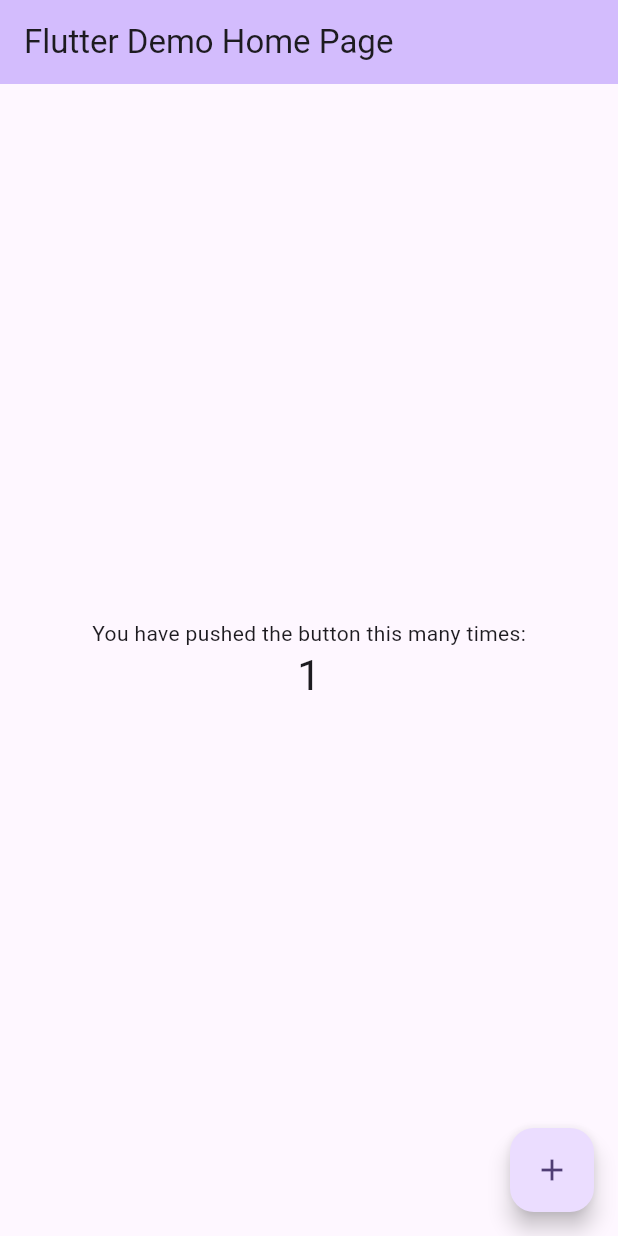
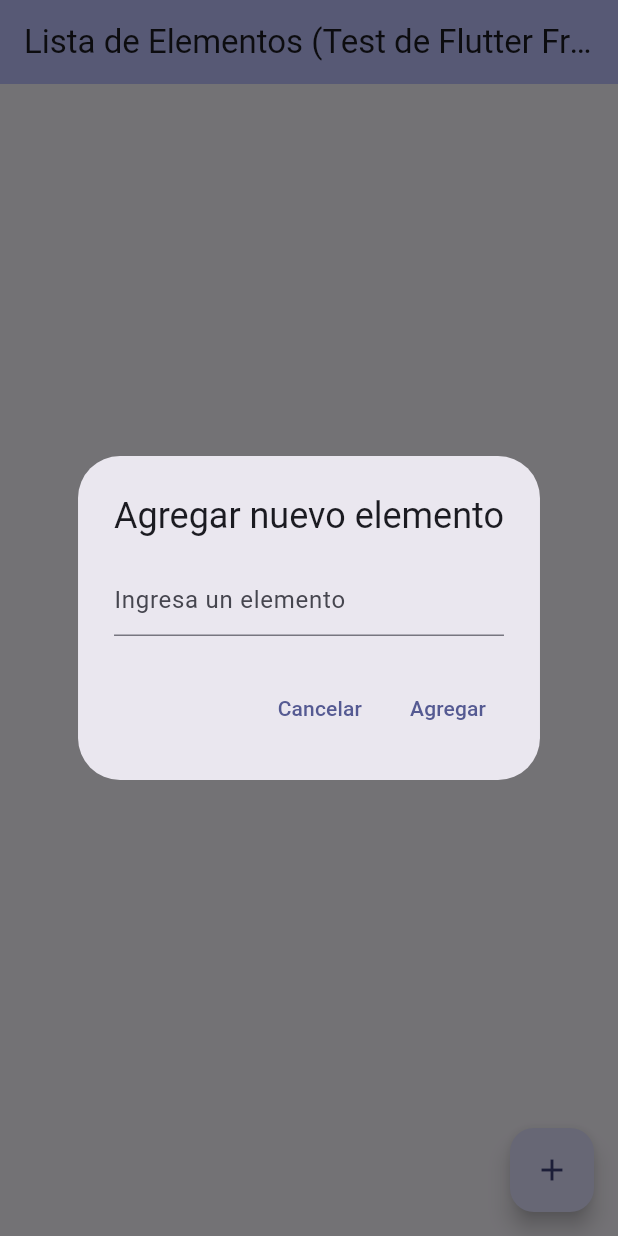
Before and after one commit to Magaca78/ClassCompass_SoftwareIII, a Flutter app: the screen it shows after launch, after a tap on the "add" icon, on a phone screen of 412 x 824 dp. Run offline on Flutter 3.47's test engine with Material 3 defaults, Android fonts, the phone set to English and light mode, and no system bars.

Commit message:
Prueba rapida de flutter (Primer contacto con el framewrok)

```diff
--- a/lib/main.dart
+++ b/lib/main.dart
@@ -7,46 +7,21 @@ void main() {
 class MyApp extends StatelessWidget {
   const MyApp({super.key});
 
-  // This widget is the root of your application.
   @override
   Widget build(BuildContext context) {
     return MaterialApp(
       title: 'Flutter Demo',
       theme: ThemeData(
-        // This is the theme of your application.
-        //
-        // TRY THIS: Try running your application with "flutter run". You'll see
-        // the application has a purple toolbar. Then, without quitting the app,
-        // try changing the seedColor in the colorScheme below to Colors.green
-        // and then invoke "hot reload" (save your changes or press the "hot
-        // reload" button in a Flutter-supported IDE, or press "r" if you used
-        // the command line to start the app).
-        //
-        // Notice that the counter didn't reset back to zero; the application
-        // state is not lost during the reload. To reset the state, use hot
-        // restart instead.
-        //
-        // This works for code too, not just values: Most code changes can be
-        // tested with just a hot reload.
-        colorScheme: ColorScheme.fromSeed(seedColor: Colors.deepPurple),
+        colorScheme: ColorScheme.fromSeed(seedColor: const Color.fromARGB(255, 51, 62, 211)),
         useMaterial3: true,
       ),
-      home: const MyHomePage(title: 'Flutter Demo Home Page'),
+      home: const MyHomePage(title: 'Lista de Elementos (Test de Flutter Framework)'),
     );
   }
 }
 
 class MyHomePage extends StatefulWidget {
   const MyHomePage({super.key, required this.title});
-
-  // This widget is the home page of your application. It is stateful, meaning
-  // that it has a State object (defined below) that contains fields that affect
-  // how it looks.
-
-  // This class is the configuration for the state. It holds the values (in this
-  // case the title) provided by the parent (in this case the App widget) and
-  // used by the build method of the State. Fields in a Widget subclass are
-  // always marked "final".
 
   final String title;
 
@@ -55,71 +30,87 @@ class MyHomePage extends StatefulWidget {
 }
 
 class _MyHomePageState extends State<MyHomePage> {
-  int _counter = 0;
+  final List<String> _items = [];
+  final TextEditingController _controller = TextEditingController();
 
-  void _incrementCounter() {
+  void _addItem() {
+    if (_controller.text.isNotEmpty) {
+      setState(() {
+        _items.add(_controller.text);
+        _controller.clear(); // Limpiar el campo de texto después de agregar
+      });
+    }
+  }
+
+  void _showAddItemDialog() {
+    showDialog(
+      context: context,
+      builder: (BuildContext context) {
+        return AlertDialog(
+          title: const Text('Agregar nuevo elemento'),
+          content: TextField(
+            controller: _controller,
+            decoration: const InputDecoration(hintText: 'Ingresa un elemento'),
+          ),
+          actions: <Widget>[
+            TextButton(
+              child: const Text('Cancelar'),
+              onPressed: () {
+                Navigator.of(context).pop(); // Cerrar el dialogo
+              },
+            ),
+            TextButton(
+              child: const Text('Agregar'),
+              onPressed: () {
+                _addItem();
+                Navigator.of(context).pop(); // Cerrar el dialogo
+              },
+            ),
+          ],
+        );
+      },
+    );
+  }
+
+  void _removeItem(int index) {
     setState(() {
-      // This call to setState tells the Flutter framework that something has
-      // changed in this State, which causes it to rerun the build method below
-      // so that the display can reflect the updated values. If we changed
-      // _counter without calling setState(), then the build method would not be
-      // called again, and so nothing would appear to happen.
-      _counter++;
+      _items.removeAt(index);
     });
   }
 
   @override
   Widget build(BuildContext context) {
-    // This method is rerun every time setState is called, for instance as done
-    // by the _incrementCounter method above.
-    //
-    // The Flutter framework has been optimized to make rerunning build methods
-    // fast, so that you can just rebuild anything that needs updating rather
-    // than having to individually change instances of widgets.
     return Scaffold(
       appBar: AppBar(
-        // TRY THIS: Try changing the color here to a specific color (to
-        // Colors.amber, perhaps?) and trigger a hot reload to see the AppBar
-        // change color while the other colors stay the same.
         backgroundColor: Theme.of(context).colorScheme.inversePrimary,
-        // Here we take the value from the MyHomePage object that was created by
-        // the App.build method, and use it to set our appbar title.
         title: Text(widget.title),
       ),
-      body: Center(
-        // Center is a layout widget. It takes a single child and positions it
-        // in the middle of the parent.
-        child: Column(
-          // Column is also a layout widget. It takes a list of children and
-          // arranges them vertically. By default, it sizes itself to fit its
-          // children horizontally, and tries to be as tall as its parent.
-          //
-          // Column has various properties to control how it sizes itself and
-          // how it positions its children. Here we use mainAxisAlignment to
-          // center the children vertically; the main axis here is the vertical
-          // axis because Columns are vertical (the cross axis would be
-          // horizontal).
-          //
-          // TRY THIS: Invoke "debug painting" (choose the "Toggle Debug Paint"
-          // action in the IDE, or press "p" in the console), to see the
-          // wireframe for each widget.
-          mainAxisAlignment: MainAxisAlignment.center,
-          children: <Widget>[
-            const Text(
-              'You have pushed the button this many times:',
+      body: ListView.builder(
+        itemCount: _items.length,
+        itemBuilder: (context, index) {
+          return Card(
+            margin: const EdgeInsets.symmetric(vertical: 8.0, horizontal: 16.0),
+            child: ListTile(
+              contentPadding: const EdgeInsets.all(16.0),
+              title: Text(
+                _items[index],
+                style: const TextStyle(fontSize: 18, fontWeight: FontWeight.bold),
+              ),
+              trailing: IconButton(
+                icon: const Icon(Icons.delete, color: Colors.red),
+                onPressed: () {
+                  _removeItem(index);
+                },
+              ),
             ),
-            Text(
-              '$_counter',
-              style: Theme.of(context).textTheme.headlineMedium,
-            ),
-          ],
-        ),
+          );
+        },
       ),
       floatingActionButton: FloatingActionButton(
-        onPressed: _incrementCounter,
-        tooltip: 'Increment',
+        onPressed: _showAddItemDialog, // Mostrar el dialogo para agregar
+        tooltip: 'Agregar',
         child: const Icon(Icons.add),
-      ), // This trailing comma makes auto-formatting nicer for build methods.
+      ),
     );
   }
 }
```
